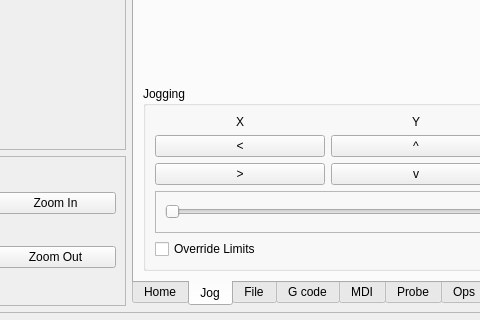
The window that examples/bp_mill/bp_mill.ui (jethornton/flexgui) describes before a commit, drawn with Qt 5; both pictures show x 533 to 1013 and y 508 to 828 of the 1242 by 926 pixel window.
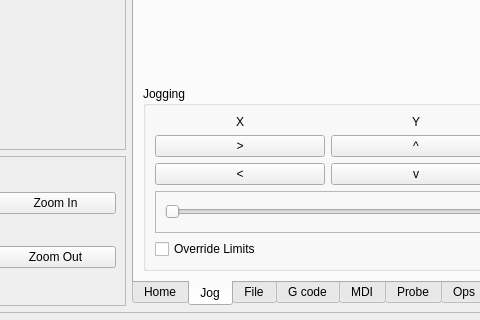
The same window after the commit. The open tabs and pages were chosen to show the change.

Commit message: fix x jog labels

The edit to the form file:
```diff
--- a/examples/bp_mill/bp_mill.ui
+++ b/examples/bp_mill/bp_mill.ui
@@ -460,7 +460,7 @@
            <item row="2" column="0">
             <widget class="QPushButton" name="jog_minus_pb_0">
              <property name="text">
-              <string>&gt;</string>
+              <string>&lt;</string>
              </property>
             </widget>
            </item>
@@ -523,7 +523,7 @@
            <item row="1" column="0">
             <widget class="QPushButton" name="jog_plus_pb_0">
              <property name="text">
-              <string>&lt;</string>
+              <string>&gt;</string>
              </property>
             </widget>
            </item>
```
